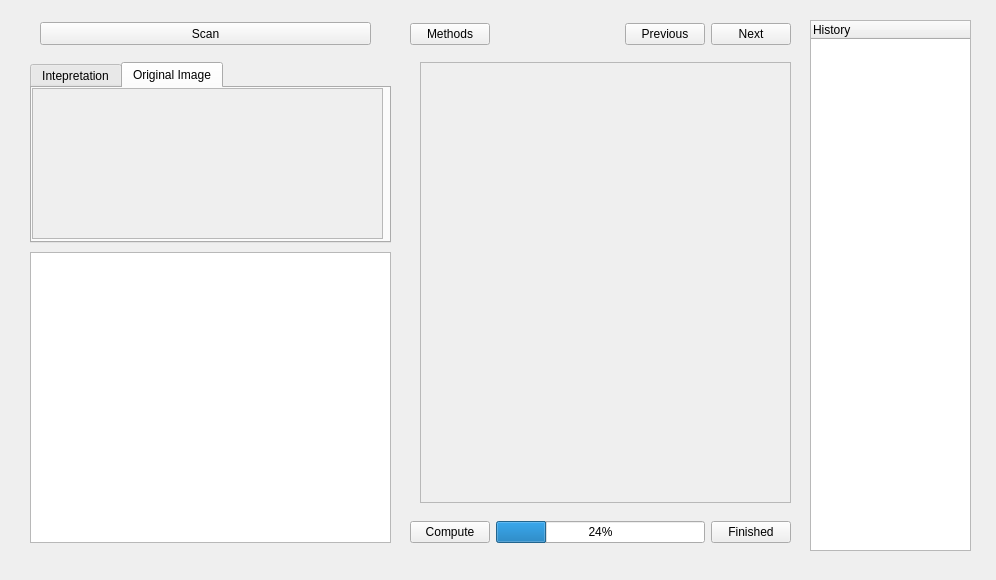
Old version of the form gui/solution_widget.ui in the repository louis845/COMP2012H_Project.
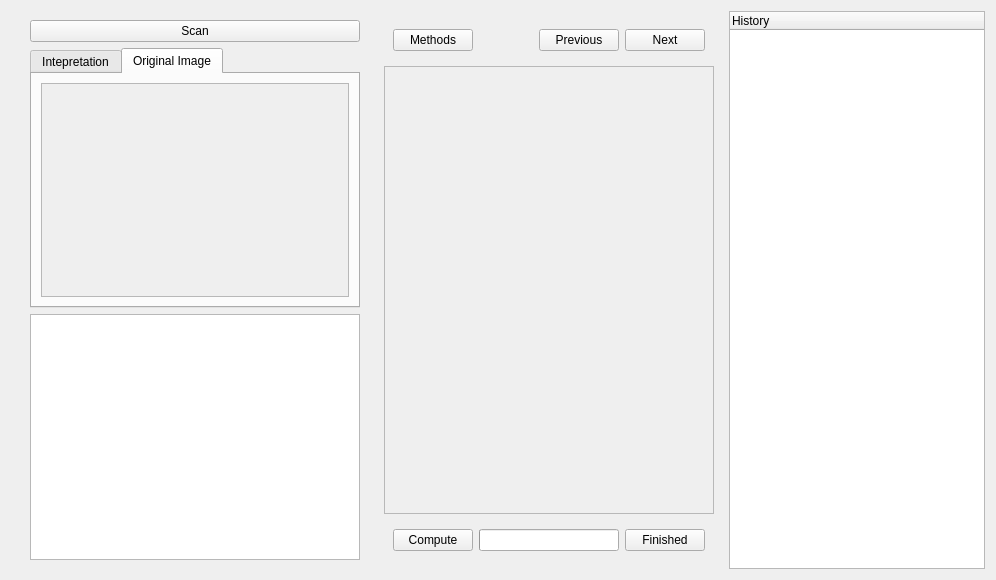
New version of the form. The open tabs and pages were chosen to show the change.

Commit message: Changed to much better UI in steps display, GUI does async operations, history added.

Patch:
```diff
--- a/gui/solution_widget.ui
+++ b/gui/solution_widget.ui
@@ -25,37 +25,38 @@
   <property name="windowTitle">
    <string>Form</string>
   </property>
+  <layout class="QHBoxLayout" name="horizontalLayout">
+   <item>
+    <spacer name="horizontalSpacer_2">
+     <property name="orientation">
+      <enum>Qt::Horizontal</enum>
+     </property>
+     <property name="sizeHint" stdset="0">
+      <size>
+       <width>10</width>
+       <height>20</height>
+      </size>
+     </property>
+    </spacer>
+   </item>
+   <item>
   <widget class="QWidget" name="left_widget" native="true">
-   <property name="geometry">
-    <rect>
-     <x>20</x>
-     <y>12</y>
-     <width>398</width>
-     <height>556</height>
-    </rect>
-   </property>
+     <property name="sizePolicy">
+      <sizepolicy hsizetype="Preferred" vsizetype="Preferred">
+       <horstretch>20</horstretch>
+       <verstretch>0</verstretch>
+      </sizepolicy>
+     </property>
+     <layout class="QVBoxLayout" name="verticalLayout">
+      <item>
    <widget class="QPushButton" name="scan_btn">
-    <property name="geometry">
-     <rect>
-      <x>20</x>
-      <y>10</y>
-      <width>331</width>
-      <height>23</height>
-     </rect>
-    </property>
     <property name="text">
      <string>Scan</string>
     </property>
    </widget>
+      </item>
+      <item>
    <widget class="QTabWidget" name="tabWidget_2">
-    <property name="geometry">
-     <rect>
-      <x>10</x>
-      <y>50</y>
-      <width>361</width>
-      <height>181</height>
-     </rect>
-    </property>
     <property name="currentIndex">
      <number>0</number>
     </property>
@@ -91,60 +92,76 @@
      <attribute name="title">
       <string>Original Image</string>
      </attribute>
+         <layout class="QVBoxLayout" name="verticalLayout_3">
+          <item>
      <widget class="QScrollArea" name="scrollAreaOriginal">
-      <property name="geometry">
-       <rect>
-        <x>0</x>
-        <y>0</y>
-        <width>351</width>
-        <height>151</height>
-       </rect>
+            <property name="sizePolicy">
+             <sizepolicy hsizetype="Expanding" vsizetype="Expanding">
+              <horstretch>0</horstretch>
+              <verstretch>0</verstretch>
+             </sizepolicy>
+            </property>
+            <property name="minimumSize">
+             <size>
+              <width>305</width>
+              <height>211</height>
+             </size>
       </property>
       <property name="widgetResizable">
-       <bool>true</bool>
+             <bool>false</bool>
       </property>
       <widget class="QWidget" name="scrollAreaWidgetContents_2">
        <property name="geometry">
         <rect>
          <x>0</x>
          <y>0</y>
-         <width>349</width>
-         <height>149</height>
-        </rect>
-       </property>
-      </widget>
-     </widget>
-    </widget>
-   </widget>
-   <widget class="QPlainTextEdit" name="ascii_textedit">
+               <width>303</width>
+               <height>210</height>
+              </rect>
+             </property>
+             <property name="sizePolicy">
+              <sizepolicy hsizetype="Minimum" vsizetype="Minimum">
+               <horstretch>0</horstretch>
+               <verstretch>0</verstretch>
+              </sizepolicy>
+             </property>
+             <widget class="QLabel" name="original_image_display">
     <property name="geometry">
      <rect>
-      <x>10</x>
-      <y>240</y>
-      <width>361</width>
-      <height>291</height>
-     </rect>
-    </property>
-   </widget>
-  </widget>
+                <x>9</x>
+                <y>9</y>
+                <width>281</width>
+                <height>191</height>
+               </rect>
+              </property>
+              <property name="text">
+               <string/>
+              </property>
+             </widget>
+            </widget>
+           </widget>
+          </item>
+         </layout>
+        </widget>
+       </widget>
+      </item>
+      <item>
+       <widget class="QPlainTextEdit" name="ascii_textedit"/>
+      </item>
+     </layout>
+    </widget>
+   </item>
+   <item>
   <widget class="QWidget" name="widget_2" native="true">
-   <property name="geometry">
-    <rect>
-     <x>410</x>
-     <y>12</y>
-     <width>398</width>
-     <height>556</height>
-    </rect>
-   </property>
+     <property name="sizePolicy">
+      <sizepolicy hsizetype="Preferred" vsizetype="Preferred">
+       <horstretch>20</horstretch>
+       <verstretch>0</verstretch>
+      </sizepolicy>
+     </property>
+     <layout class="QVBoxLayout" name="verticalLayout_2">
+      <item>
    <widget class="QWidget" name="widget" native="true">
-    <property name="geometry">
-     <rect>
-      <x>0</x>
-      <y>0</y>
-      <width>381</width>
-      <height>44</height>
-     </rect>
-    </property>
     <layout class="QHBoxLayout" name="horizontalLayout_3">
      <item>
       <widget class="QPushButton" name="methods_btn">
@@ -182,15 +199,9 @@
      </item>
     </layout>
    </widget>
+      </item>
+      <item>
    <widget class="QScrollArea" name="scrollArea">
-    <property name="geometry">
-     <rect>
-      <x>10</x>
-      <y>50</y>
-      <width>371</width>
-      <height>441</height>
-     </rect>
-    </property>
     <property name="widgetResizable">
      <bool>true</bool>
     </property>
@@ -199,21 +210,15 @@
       <rect>
        <x>0</x>
        <y>0</y>
-       <width>369</width>
-       <height>439</height>
+           <width>327</width>
+           <height>448</height>
       </rect>
      </property>
     </widget>
    </widget>
+      </item>
+      <item>
    <widget class="QWidget" name="finish_btn_widget" native="true">
-    <property name="geometry">
-     <rect>
-      <x>0</x>
-      <y>500</y>
-      <width>381</width>
-      <height>41</height>
-     </rect>
-    </property>
     <layout class="QHBoxLayout" name="horizontalLayout_2">
      <item>
       <widget class="QPushButton" name="next_btn2">
@@ -224,8 +229,14 @@
      </item>
      <item>
       <widget class="QProgressBar" name="disp_prog">
+           <property name="maximum">
+            <number>100</number>
+           </property>
        <property name="value">
-        <number>24</number>
+            <number>0</number>
+           </property>
+           <property name="textVisible">
+            <bool>false</bool>
        </property>
       </widget>
      </item>
@@ -238,22 +249,20 @@
      </item>
     </layout>
    </widget>
-  </widget>
+      </item>
+     </layout>
+    </widget>
+   </item>
+   <item>
   <widget class="QTreeWidget" name="treeWidget">
-   <property name="geometry">
-    <rect>
-     <x>810</x>
-     <y>20</y>
-     <width>161</width>
-     <height>531</height>
-    </rect>
-   </property>
    <column>
     <property name="text">
      <string notr="true">History</string>
     </property>
    </column>
   </widget>
+   </item>
+  </layout>
  </widget>
  <resources/>
  <connections/>
```
Left out of the diff: 16 changed lines with no effect on the pictures. Lines whose indentation alone changed are shown as unchanged. The commit also changes 6 other files.
